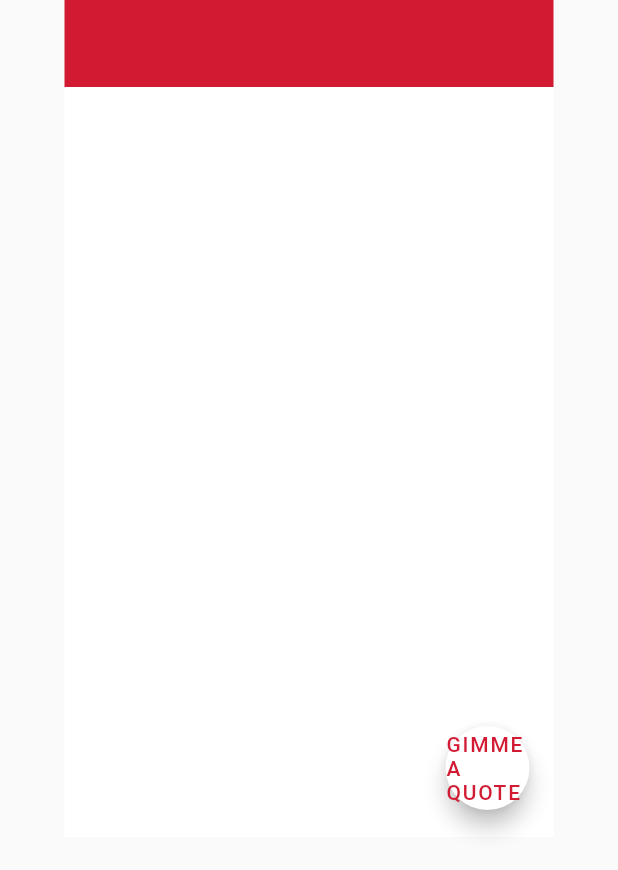
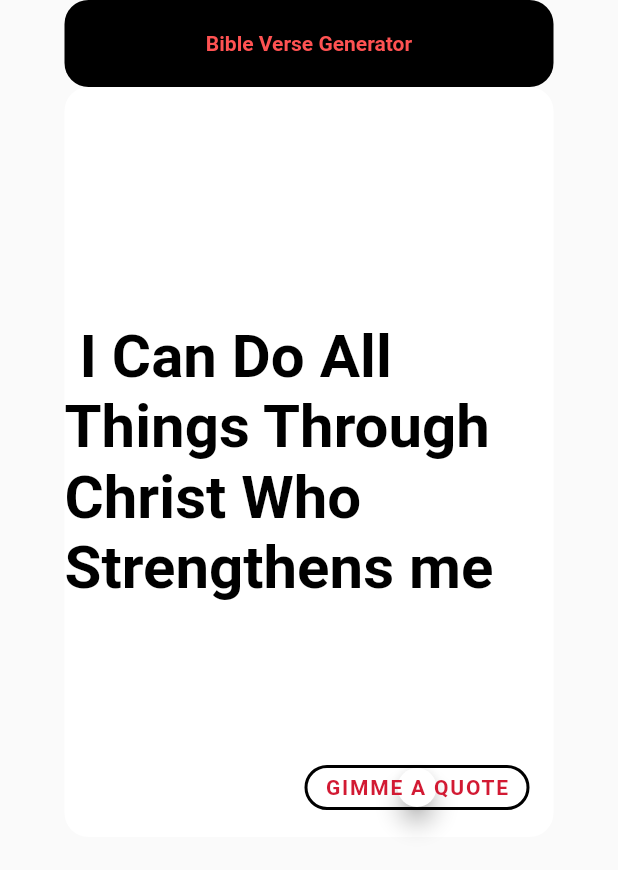
Before and after one commit to Mikhelmariya/lets_read_bible, a Flutter app: the screen it shows after launch, on a phone screen of 412 x 824 dp. Shown: the top 870 px of the screen. Run offline on Flutter 3.47's test engine with Material 2 defaults, Android fonts, the phone set to English and light mode, and no system bars; missing offline and left inert: dart:html, dart:js.

Commit message:
border changed

```diff
--- a/lib/main.dart
+++ b/lib/main.dart
@@ -19,11 +19,24 @@ class Homepage extends StatefulWidget {
 }
 
 class _HomepageState extends State<Homepage> {
-  final List<String> _textList = ["text1", "text2", "text3"];
+  final List<String> _textList = [
+    " I Can Do All Things Through Christ Who Strengthens me",
+    "So do not fear, for I am with you; do not be dismayed, for I am your God",
+    "For I, the LORD your God, hold your right hand; it is I who say to you, 'Fear not, I am the one who helps you.'",
+    "When I thought, My foot slips, Your steadfast love, O LORD, helped me up",
+    "He will wipe away every tear from their eyes",
+    "The Lord is good to all. - Psalm 145:9",
+    "The heavens declare the glory of God. - Psalm 19:1",
+    "Jesus Christ is the same yesterday, today and forever. - Hebrews 13:8",
+  ];
   final List<Color> _colorList = [
     Colors.white,
     Colors.amber,
-    Colors.greenAccent
+    Colors.greenAccent,
+    Colors.transparent,
+    Colors.green,
+    Colors.yellow,
+    Colors.blue,
   ];
   int _currentIndex = 0;
   int _colorIndex = 0;
@@ -42,32 +55,49 @@ class _HomepageState extends State<Homepage> {
 
     return MaterialApp(
         home: Scaffold(
+      floatingActionButton: Container(),
       resizeToAvoidBottomInset: true,
       body: Center(
           child: Column(
         children: [
           Container(
-            decoration: BoxDecoration(color: Color(0XFFD21A33)),
+            decoration: BoxDecoration(
+                color: Colors.black, borderRadius: BorderRadius.circular(16)),
             width: 326,
             height: 58,
+            child: Center(
+                child: Text(
+              "Bible Verse Generator",
+              style: TextStyle(
+                  color: Colors.redAccent, fontWeight: FontWeight.bold),
+            )),
           ),
 
-          Stack(children: [
+          SingleChildScrollView(
+            child: Stack(children: [
               Container(
-              decoration: BoxDecoration(color: _colorList[_colorIndex]),
+                decoration: BoxDecoration(
+                    color: _colorList[_colorIndex],
+                    borderRadius: BorderRadius.circular(16)),
                 width: 326,
                 height: 500,
                 child: Center(
                   child: Text(_textList[_currentIndex],
                       style: TextStyle(
                           fontWeight: FontWeight.bold,
-                        fontSize: 50,
-                        color: _colorList[_currentIndex])),
+                          fontSize: 40,
+                          color: Colors.black)),
                 ),
               ),
               Positioned(
                 bottom: 18,
                 right: 16,
+                child: Container(
+                  height: 30,
+                  width: 150,
+                  decoration: BoxDecoration(
+                      border: Border.all(color: Colors.black, width: 2),
+                      borderRadius: BorderRadius.circular(20)),
                   child: FloatingActionButton(
                     onPressed: () {
                       changeText();
@@ -76,11 +106,15 @@ class _HomepageState extends State<Homepage> {
                     backgroundColor: _colorList[_colorIndex],
                     child: Text(
                       "GIMME A QUOTE",
-                  style: TextStyle(color: Color(0xffD21A33)),
+                      style: TextStyle(
+                          color: Color(0xffD21A33),
+                          fontWeight: FontWeight.bold),
+                    ),
                   ),
                 ),
               ),
             ]),
+          ),
           //Container(child: FloatingActionButton.small(onPressed: (() {})))
         ],
       )),
```
Lines whose indentation alone changed are shown as unchanged.
